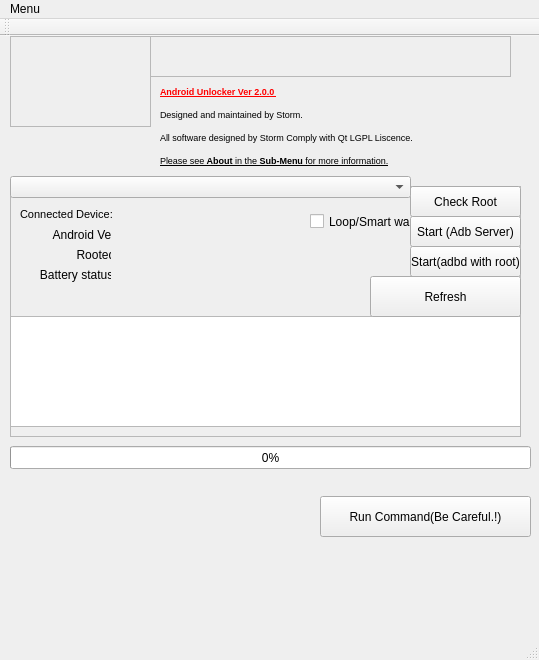
The window that SampleQT/Android_Unlocker/mainwindow.ui (kenkit/launchers) describes before a commit, drawn with Qt 5.
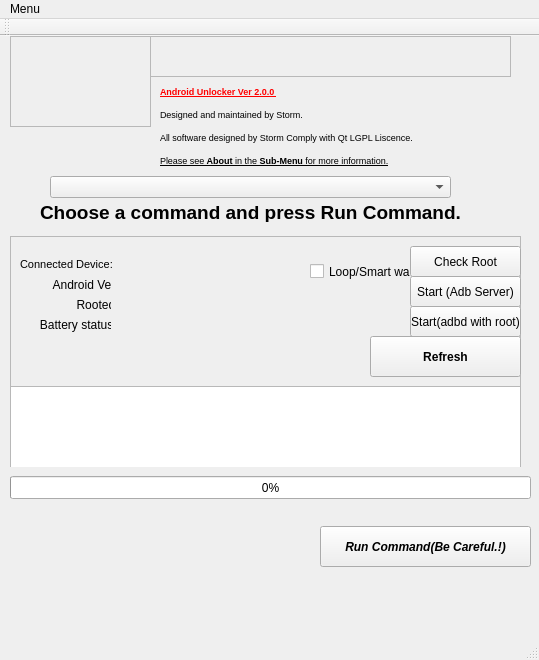
The same window after the commit. Icons and pictures are not drawn.

What changed in the file:
```diff
--- a/SampleQT/Android_Unlocker/mainwindow.ui
+++ b/SampleQT/Android_Unlocker/mainwindow.ui
@@ -81,9 +81,9 @@
     <property name="geometry">
      <rect>
       <x>10</x>
-      <y>150</y>
+      <y>200</y>
       <width>511</width>
-      <height>251</height>
+      <height>231</height>
      </rect>
     </property>
     <property name="frameShape">
@@ -96,7 +96,7 @@
      <property name="geometry">
       <rect>
        <x>400</x>
-       <y>0</y>
+       <y>10</y>
        <width>111</width>
        <height>31</height>
       </rect>
@@ -109,7 +109,7 @@
      <property name="geometry">
       <rect>
        <x>400</x>
-       <y>30</y>
+       <y>40</y>
        <width>111</width>
        <height>31</height>
       </rect>
@@ -122,7 +122,7 @@
      <property name="geometry">
       <rect>
        <x>400</x>
-       <y>60</y>
+       <y>70</y>
        <width>111</width>
        <height>31</height>
       </rect>
@@ -135,9 +135,9 @@
      <property name="geometry">
       <rect>
        <x>0</x>
-       <y>130</y>
+       <y>150</y>
        <width>511</width>
-       <height>111</height>
+       <height>91</height>
       </rect>
      </property>
     </widget>
@@ -323,11 +323,17 @@
      <property name="geometry">
       <rect>
        <x>360</x>
-       <y>90</y>
+       <y>100</y>
        <width>151</width>
        <height>41</height>
       </rect>
      </property>
+     <property name="font">
+      <font>
+       <weight>75</weight>
+       <bold>true</bold>
+      </font>
+     </property>
      <property name="text">
       <string>Refresh</string>
      </property>
@@ -337,7 +343,7 @@
     <property name="geometry">
      <rect>
       <x>10</x>
-      <y>410</y>
+      <y>440</y>
       <width>521</width>
       <height>23</height>
      </rect>
@@ -349,7 +355,7 @@
    <widget class="QComboBox" name="comboBox">
     <property name="geometry">
      <rect>
-      <x>10</x>
+      <x>50</x>
       <y>140</y>
       <width>401</width>
       <height>22</height>
@@ -360,15 +366,45 @@
     <property name="geometry">
      <rect>
       <x>320</x>
-      <y>460</y>
+      <y>490</y>
       <width>211</width>
       <height>41</height>
      </rect>
     </property>
+    <property name="font">
+     <font>
+      <weight>75</weight>
+      <italic>true</italic>
+      <bold>true</bold>
+     </font>
+    </property>
+    <property name="styleSheet">
+     <string notr="true"/>
+    </property>
     <property name="text">
      <string>Run Command(Be Careful.!)</string>
     </property>
    </widget>
+   <widget class="QLabel" name="label_10">
+    <property name="geometry">
+     <rect>
+      <x>40</x>
+      <y>166</y>
+      <width>461</width>
+      <height>20</height>
+     </rect>
+    </property>
+    <property name="font">
+     <font>
+      <pointsize>14</pointsize>
+      <weight>75</weight>
+      <bold>true</bold>
+     </font>
+    </property>
+    <property name="text">
+     <string>Choose a command and press Run Command.</string>
+    </property>
+   </widget>
   </widget>
   <widget class="QMenuBar" name="menuBar">
    <property name="geometry">
```
